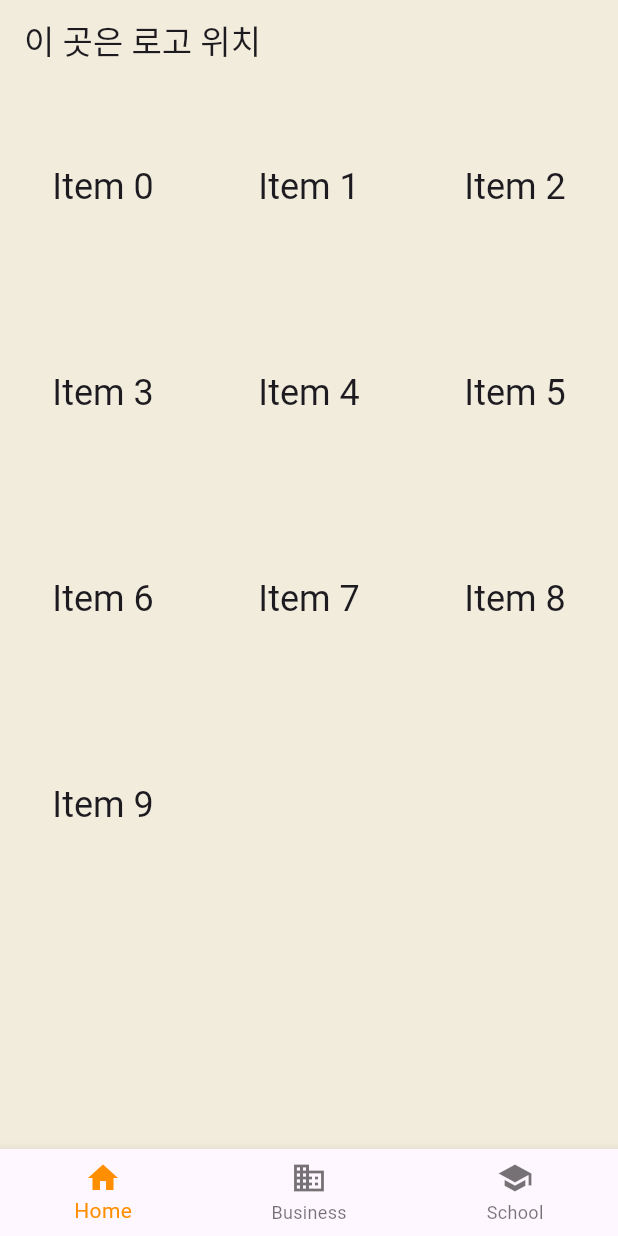
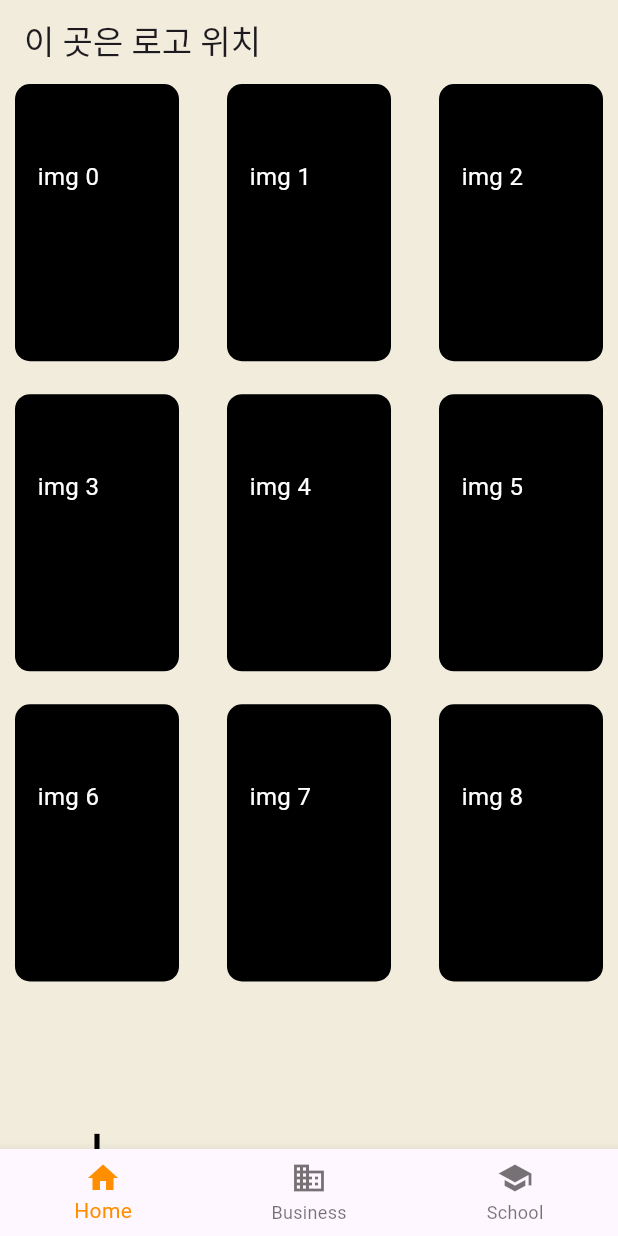
Before and after one commit to hijunglit/chagro, a Flutter app: the screen it shows after launch, on a phone screen of 412 x 824 dp. Run offline on Flutter 3.47's test engine with Material 3 defaults, Android fonts, the phone set to English and light mode, and no system bars.

Commit message:
reuseable book widget

```diff
--- a/lib/main.dart
+++ b/lib/main.dart
@@ -51,16 +51,22 @@ class _BottomNavigationBarExampleState
           title: const Text('이 곳은 로고 위치'),
           backgroundColor: const Color(0xFFF2ECDD),
         ),
-        body: GridView.count(
-          crossAxisCount: 3,
-          children: List.generate(9 + 1, (index) {
-            return Center(
-              child: Text(
-                'Item $index',
-                style: TextTheme.of(context).headlineSmall,
-              ),
-            );
-          }),
+        body: GridView.builder(
+          gridDelegate: const SliverGridDelegateWithFixedCrossAxisCount(
+            crossAxisCount: 3,
+            crossAxisSpacing: 12,
+            mainAxisSpacing: 22,
+            childAspectRatio: 0.7,
+          ),
+          itemCount: 9 + 1,
+          itemBuilder: (context, index) {
+            if (index == 9) {
+              return const Center(
+                child: Icon(Icons.add, color: Colors.black, size: 44),
+              );
+            }
+            return Book(bgColor: Colors.black, img: 'img $index');
+          },
         ),
         bottomNavigationBar: BottomNavigationBar(
           items: const <BottomNavigationBarItem>[
--- a/lib/widgets/book.dart
+++ b/lib/widgets/book.dart
@@ -8,7 +8,9 @@ class Book extends StatelessWidget {
 
   @override
   Widget build(BuildContext context) {
-    return Container(
+    return Padding(
+      padding: const EdgeInsets.symmetric(horizontal: 10),
+      child: Container(
         decoration: BoxDecoration(
           color: bgColor,
           borderRadius: BorderRadius.circular(10),
@@ -20,6 +22,7 @@ class Book extends StatelessWidget {
             style: const TextStyle(fontSize: 16, color: Colors.white),
           ),
         ),
+      ),
     );
   }
 }
```
Also changed, not shown: lib/screens/adaptive_layout.dart (deleted, +0 -51 lines), lib/screens/contact_groups.dart (deleted, +0 -21 lines), lib/screens/contacts.dart (deleted, +0 -15 lines). Lines whose indentation alone changed are shown as unchanged.
